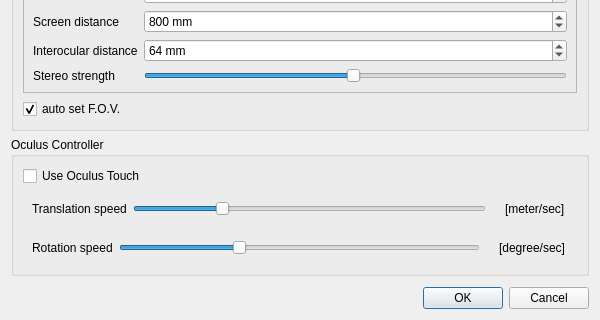
Above: libs/CCAppCommon/ui/stereoModeDlg.ui from hvs-ait/CloudCompare before the change; both pictures show x 0 to 600 and y 280 to 600 of the 600 by 600 pixel window. Below: the same form after it.
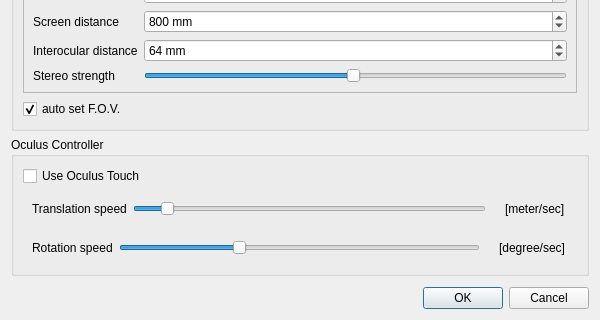
That is the form after the change. Icons and pictures are not drawn.

Commit message: Increased maximum translation speed in stereoModeDlg from 100 to 300

```diff
--- a/libs/CCAppCommon/ui/stereoModeDlg.ui
+++ b/libs/CCAppCommon/ui/stereoModeDlg.ui
@@ -273,7 +273,7 @@
             <number>1</number>
            </property>
            <property name="maximum">
-            <number>100</number>
+            <number>300</number>
            </property>
            <property name="value">
             <number>25</number>
```
